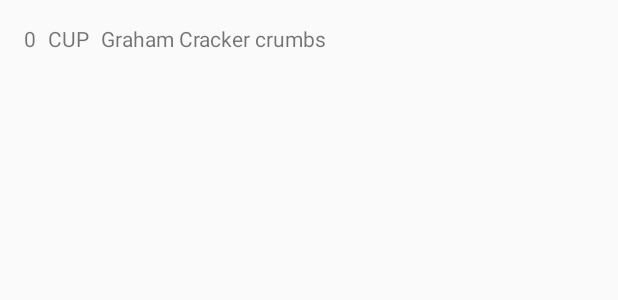
After one commit to piotrwelpa/BakingApp, an Android app: the layout ingredient_item.xml on its own in the app's theme, with its tools: preview values and no code run, on a phone screen of 412 x 824 dp. The commit adds this screen. Shown: the top 300 px of the screen. Run offline under Robolectric (Android 15) with nearby library versions, the phone set to English and light mode, and no system bars.

Commit message:
feat: display ingredients list for phone device

```diff
--- a/app/src/main/res/layout/fragment_cake_item.xml
+++ b/app/src/main/res/layout/fragment_cake_item.xml
@@ -17,11 +17,11 @@
             android:layout_width="match_parent"
             android:layout_height="wrap_content"
             android:textStyle="bold"
-            android:padding="16dp"
+            android:padding="@dimen/title_padding"
             android:textSize="@dimen/cake_name_cv_size"/>
     </LinearLayout>
     <TextView
-        android:layout_margin="4dp"
+        android:layout_margin="@dimen/line_margin"
         android:layout_width="match_parent"
         android:layout_height="2dp"
         android:background="@color/colorPrimaryDark"/>
--- /dev/null
+++ b/app/src/main/res/layout/ingredient_item.xml
@@ -0,0 +1,39 @@
+<?xml version="1.0" encoding="utf-8"?>
+<android.support.constraint.ConstraintLayout xmlns:android="http://schemas.android.com/apk/res/android"
+    xmlns:app="http://schemas.android.com/apk/res-auto"
+    xmlns:tools="http://schemas.android.com/tools"
+    android:layout_width="match_parent"
+    android:layout_height="wrap_content"
+    android:padding="@dimen/text_padding">
+
+    <TextView
+        android:id="@+id/ingredient_quantity"
+        android:layout_width="wrap_content"
+        android:layout_height="wrap_content"
+        android:layout_marginStart="@dimen/text_padding"
+        android:layout_marginTop="@dimen/text_padding"
+        app:layout_constraintStart_toStartOf="parent"
+        app:layout_constraintTop_toTopOf="parent"
+        tools:text="0" />
+
+    <TextView
+        android:id="@+id/ingredient_measure"
+        android:layout_width="wrap_content"
+        android:layout_height="wrap_content"
+        android:layout_marginStart="@dimen/text_padding"
+        android:layout_marginTop="@dimen/text_padding"
+        app:layout_constraintStart_toEndOf="@+id/ingredient_quantity"
+        app:layout_constraintTop_toTopOf="parent"
+        tools:text="CUP" />
+
+    <TextView
+        android:id="@+id/ingredient"
+        android:layout_width="wrap_content"
+        android:layout_height="wrap_content"
+        android:layout_marginStart="@dimen/text_padding"
+        android:layout_marginTop="@dimen/text_padding"
+        app:layout_constraintStart_toEndOf="@+id/ingredient_measure"
+        app:layout_constraintTop_toTopOf="parent"
+        tools:text="Graham Cracker crumbs" />
+
+</android.support.constraint.ConstraintLayout>
--- a/app/src/main/res/values/dimens.xml
+++ b/app/src/main/res/values/dimens.xml
@@ -2,4 +2,7 @@
 <resources>
     <dimen name="cake_image_height">200dp</dimen>
     <dimen name="cake_name_cv_size">25sp</dimen>
+    <dimen name="title_padding">16dp</dimen>
+    <dimen name="text_padding">8dp</dimen>
+    <dimen name="line_margin">4dp</dimen>
 </resources>
--- a/app/src/main/res/values/strings.xml
+++ b/app/src/main/res/values/strings.xml
@@ -8,4 +8,6 @@
     <!-- TODO: Remove or change this placeholder text -->
     <string name="hello_blank_fragment">Hello blank fragment</string>
     <string name="online_error_message">Cannot connect to internet. Check connection or internet permissions</string>
+    <string name="show_steps">Show steps</string>
+    <string name="ingredients">Ingredients:</string>
 </resources>
```
Also changed, not shown: app/src/main/java/com/example/piotr/bakingapp/model/Ingredient.java (+42 -1 lines), app/src/main/java/com/example/piotr/bakingapp/model/Step.java (+46 -1 lines), app/src/main/java/com/example/piotr/bakingapp/ui/CakeDetailsActivity.java (+20 -0 lines), app/src/main/java/com/example/piotr/bakingapp/ui/IngredientsFragment.java (+74 -11 lines), app/src/main/java/com/example/piotr/bakingapp/ui/adapter/IngredientListAdapter.java (added, +65 -0 lines), app/src/main/java/com/example/piotr/bakingapp/ui/adapter/MasterListAdapter.java (+8 -0 lines), app/src/main/res/layout/fragment_ingredients.xml (+35 -8 lines), app/src/main/res/values-w700dp/attr.xml (renamed from app/src/main/res/values-w600dp/attr.xml).
